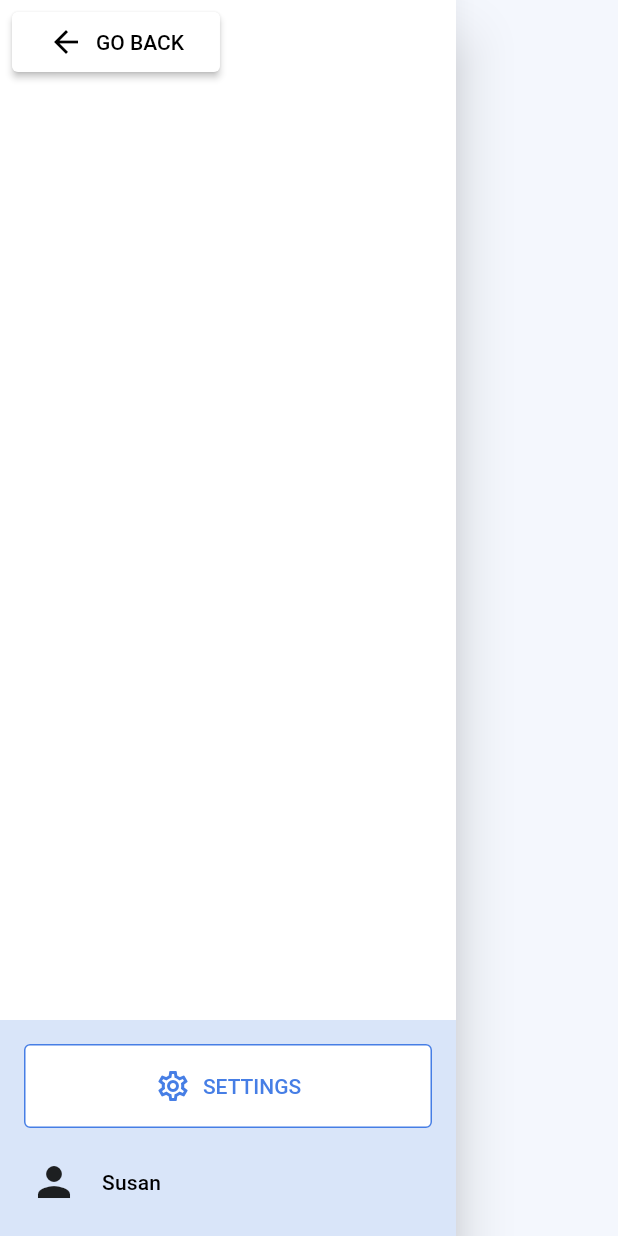
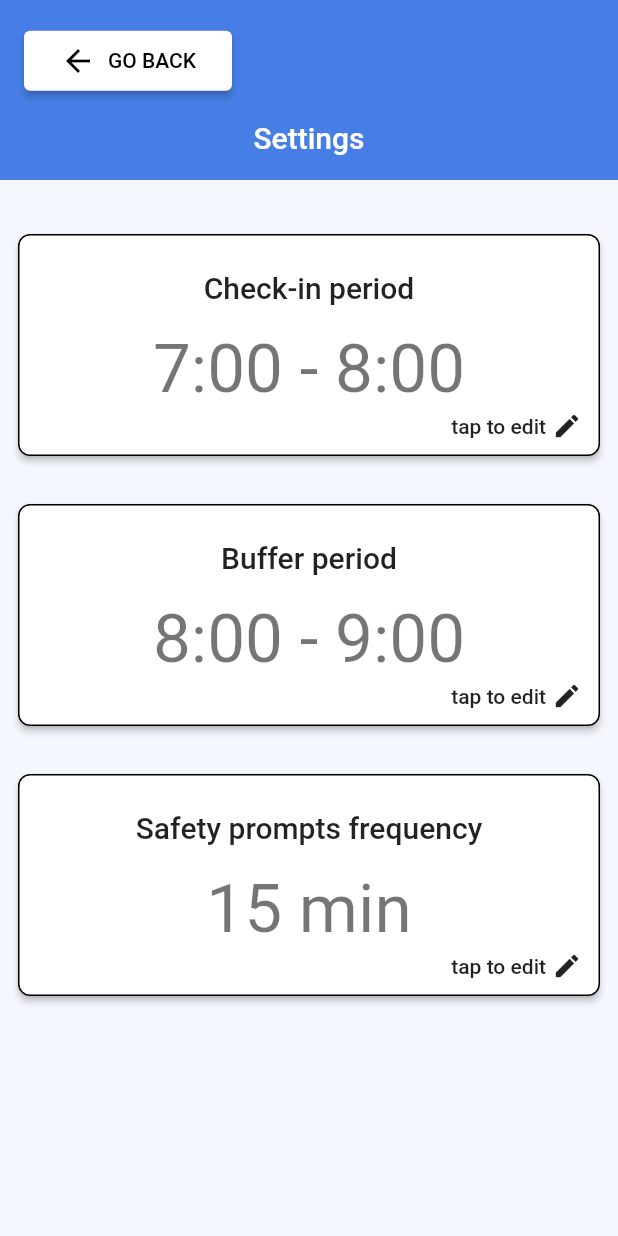
Before and after one commit to TeoVogel/Personal-Safety, a Flutter app: the HomeScreenDrawer widget shown alone on an empty page, opened directly, after a tap on "SETTINGS", on a phone screen of 412 x 824 dp. Run offline on Flutter 3.47's test engine with Material 2 defaults, Android fonts, the phone set to English and light mode, and no system bars; our stand-ins replace flutter_local_notifications.

Commit message:
Settings screen

```diff
--- a/lib/screens/homescreen/homescreen_drawer.dart
+++ b/lib/screens/homescreen/homescreen_drawer.dart
@@ -1,6 +1,8 @@
 import 'package:flutter/material.dart';
 import 'package:personal_safety/widgets/go_back_button.dart';
 import 'package:personal_safety/utils/notification_service.dart';
+
+import '../settings/settings.dart';
 
 class HomeScreenDrawer extends StatelessWidget {
   const HomeScreenDrawer({Key? key}) : super(key: key);
@@ -27,7 +29,12 @@ class HomeScreenDrawer extends StatelessWidget {
                 children: [
                   OutlinedButton.icon(
                     onPressed: () {
-                      NotificationService().showNotification();
+                      Navigator.push(
+                        context,
+                        MaterialPageRoute(
+                          builder: (context) => const Settings(),
+                        ),
+                      );
                     },
                     label: const Text("SETTINGS"),
                     icon: const Icon(Icons.settings_outlined),
--- /dev/null
+++ b/lib/screens/settings/settings.dart
@@ -0,0 +1,112 @@
+import 'package:flutter/material.dart';
+import 'package:personal_safety/theme/themes.dart';
+
+import 'package:personal_safety/widgets/go_back_button.dart';
+
+class Settings extends StatelessWidget {
+  const Settings({Key? key}) : super(key: key);
+
+  Widget build(BuildContext context) {
+    return Scaffold(
+      appBar: AppBar(
+        title: Column(
+          mainAxisAlignment: MainAxisAlignment.spaceBetween,
+          mainAxisSize: MainAxisSize.max,
+          children: const [
+            Align(alignment: Alignment.centerLeft, child: GoBackButton()),
+            SizedBox(height: 16),
+            Text("Settings"),
+          ],
+        ),
+        toolbarHeight: 120,
+        automaticallyImplyLeading: false,
+      ),
+      body: Padding(
+        padding: const EdgeInsets.all(8),
+        child: ListView(
+          children: <Widget>[
+            const SizedBox(height: 24),
+            _buildCardContents(
+              "Check-in period",
+              "7:00 - 8:00",
+              () {
+                showTimePicker(
+                  context: context,
+                  initialTime: const TimeOfDay(hour: 7, minute: 0),
+                  initialEntryMode: TimePickerEntryMode.input,
+                );
+              },
+              context,
+            ),
+            const SizedBox(height: 24),
+            _buildCardContents(
+              "Buffer period",
+              "8:00 - 9:00",
+              () {
+                showTimePicker(
+                  context: context,
+                  initialTime: const TimeOfDay(hour: 8, minute: 0),
+                  initialEntryMode: TimePickerEntryMode.input,
+                );
+              },
+              context,
+            ),
+            const SizedBox(height: 24),
+            _buildCardContents(
+              "Safety prompts frequency",
+              "15 min",
+              () {},
+              context,
+            ),
+            const SizedBox(height: 24),
+          ],
+        ),
+      ),
+    );
+  }
+
+  Widget _buildCardContents(title, content, action, context) => Card(
+        child: InkWell(
+          onTap: action,
+          borderRadius: ThemeUtils.mediumShapeBorderRadius,
+          child: Padding(
+            padding: const EdgeInsets.all(8.0),
+            child: Column(
+              children: [
+                Padding(
+                  padding: const EdgeInsets.symmetric(vertical: 16.0),
+                  child: Text(
+                    title,
+                    style: Theme.of(context).textTheme.headline6,
+                  ),
+                ),
+                Text(
+                  content,
+                  style: Theme.of(context).textTheme.headline3,
+                ),
+                Padding(
+                  padding: const EdgeInsets.symmetric(horizontal: 4.0),
+                  child: Row(
+                    mainAxisAlignment: MainAxisAlignment.end,
+                    crossAxisAlignment: CrossAxisAlignment.center,
+                    children: [
+                      Padding(
+                        padding: const EdgeInsets.all(4.0),
+                        child: Text(
+                          "tap to edit",
+                          style: Theme.of(context).textTheme.bodyText1,
+                        ),
+                      ),
+                      const Icon(
+                        Icons.edit,
+                        size: 20,
+                      )
+                    ],
+                  ),
+                ),
+              ],
+            ),
+          ),
+        ),
+      );
+}
```
